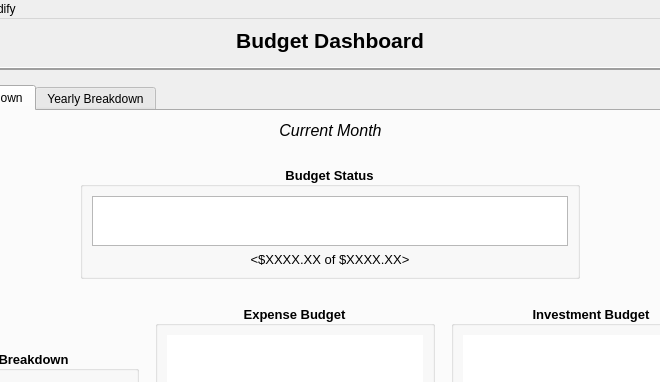
Above: CashFlowManager/mainwindow.ui from epw7856/CashFlowManager before the change; both pictures show x 104 to 764 and y 0 to 382 of the 868 by 610 pixel window. Below: the same form after it.
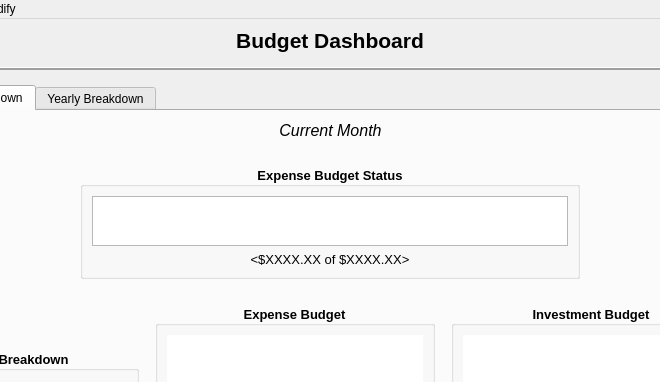
That is the form after the change. Custom widgets are drawn as their Qt base class.

Commit message: Changed background role colors for main dashboard tables.

The edit to the form file:
```diff
--- a/CashFlowManager/mainwindow.ui
+++ b/CashFlowManager/mainwindow.ui
@@ -228,7 +228,7 @@
              </font>
             </property>
             <property name="title">
-             <string>  Budget Status  </string>
+             <string>  Expense Budget Status  </string>
             </property>
             <property name="alignment">
              <set>Qt::AlignCenter</set>
```
The commit also changes 2 other files.
